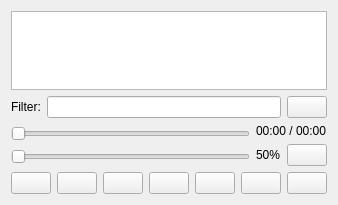
First picture: the form in widget.ui, repository MarioUnoDueTreQuattro/AudioPlayer, before the edit.
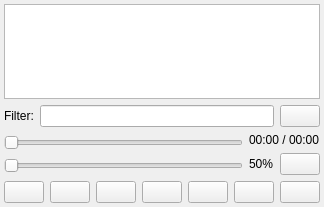
Second picture: the form after the edit. Icons and pictures are not drawn. Custom widgets are drawn as their Qt base class.

Diff of the .ui file:
```diff
--- a/widget.ui
+++ b/widget.ui
@@ -7,7 +7,7 @@
     <x>0</x>
     <y>0</y>
     <width>256</width>
-    <height>205</height>
+    <height>207</height>
    </rect>
   </property>
   <property name="focusPolicy">
@@ -17,6 +17,18 @@
    <string>Widget</string>
   </property>
   <layout class="QVBoxLayout" name="verticalLayout_3">
+   <property name="leftMargin">
+    <number>4</number>
+   </property>
+   <property name="topMargin">
+    <number>4</number>
+   </property>
+   <property name="rightMargin">
+    <number>4</number>
+   </property>
+   <property name="bottomMargin">
+    <number>4</number>
+   </property>
    <item>
     <widget class="QListWidget" name="listWidget">
      <property name="focusPolicy">
```
